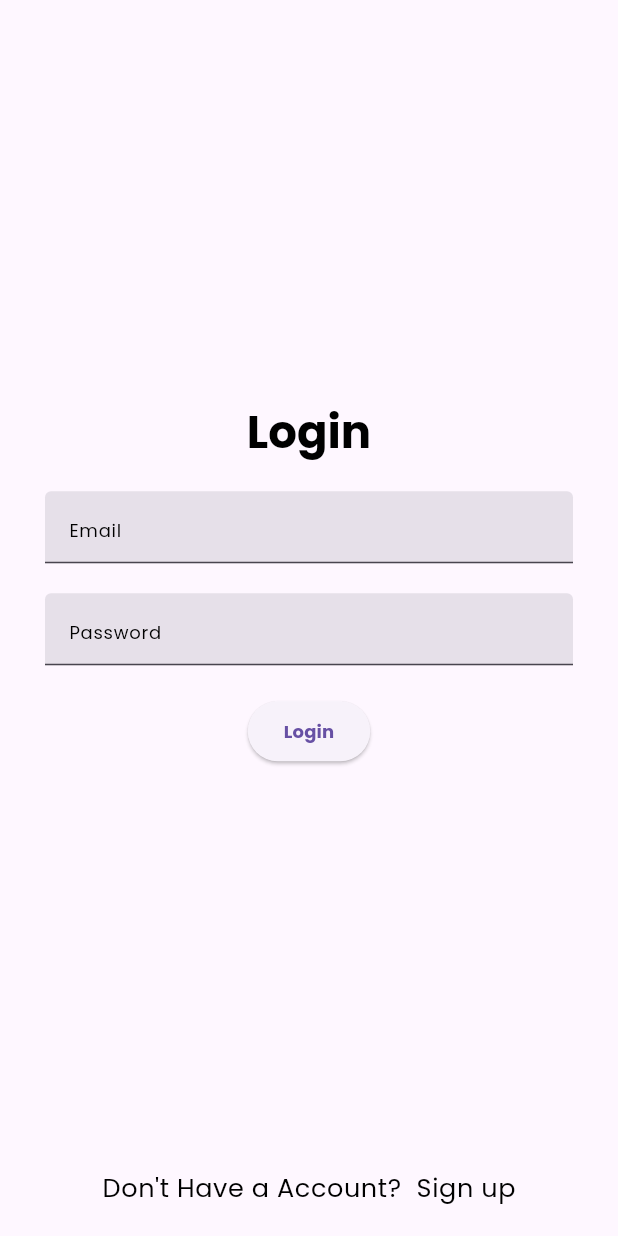
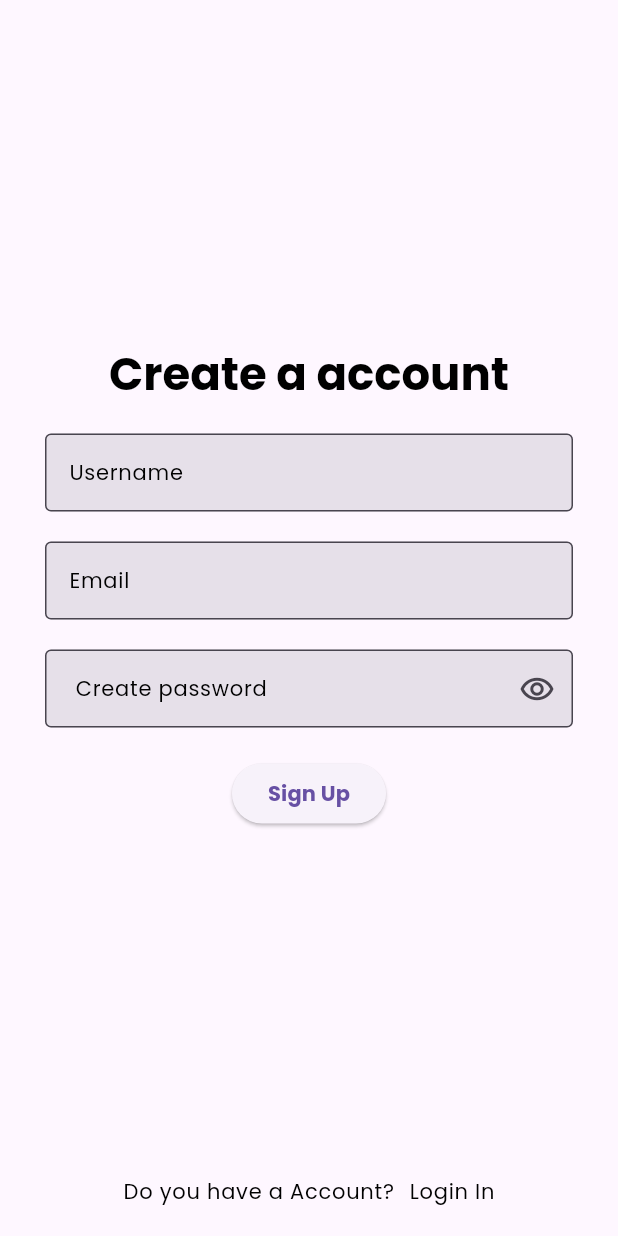
Before and after one commit to mohansriram-r/login_bloc-repo, a Flutter app: the screen it shows after launch, on a phone screen of 412 x 824 dp. Run offline on Flutter 3.47's test engine with Material 3 defaults, Android fonts, the phone set to English and light mode, and no system bars; our stand-ins replace bloc, firebase_auth, firebase_core, flutter_bloc; accounts and stored records are empty.

Commit message:
Signup Screen Completed

```diff
--- a/login_bloc/lib/app.dart
+++ b/login_bloc/lib/app.dart
@@ -2,6 +2,8 @@ import 'package:flutter/material.dart';
 import 'package:flutter_bloc/flutter_bloc.dart';
 import 'package:login_bloc/presentation/login_screen/bloc/login_bloc.dart';
 import 'package:login_bloc/presentation/login_screen/login_screen.dart';
+import 'package:login_bloc/presentation/signup_screen/bloc/signup_bloc.dart';
+import 'package:login_bloc/presentation/signup_screen/signup_screen.dart';
 import 'package:login_bloc/utils/theme/theme.dart';
 
 class App extends StatelessWidget {
@@ -9,12 +11,19 @@ class App extends StatelessWidget {
 
   @override
   Widget build(BuildContext context) {
-    return BlocProvider(
-      create: (context) => LoginBloc(),
+    return MultiBlocProvider(
+      providers: [
+        BlocProvider(
+          create: (context) => LoginBloc(),
+        ),
+        BlocProvider(
+          create: (context) => SignupBloc(),
+        ),
+      ],
       child: MaterialApp(
         debugShowCheckedModeBanner: false,
         theme: CTheme.themeData,
-        home: LoginScreen(),
+        home: SignupScreen(),
       ),
     );
   }
--- /dev/null
+++ b/login_bloc/lib/presentation/custom_wideget/text_field.dart
@@ -0,0 +1,68 @@
+import 'package:flutter/material.dart';
+
+class CTextField extends StatefulWidget {
+  const CTextField({
+    super.key,
+    required this.emailController,
+    this.isPass = false,
+    this.passwordVisiable = false,
+    required this.hintText,
+  });
+
+  final TextEditingController emailController;
+  final bool isPass;
+  final bool passwordVisiable;
+  final String hintText;
+
+  @override
+  State<CTextField> createState() => _CTextFieldState();
+}
+
+class _CTextFieldState extends State<CTextField> {
+  late bool _isVisible;
+
+  @override
+  void initState() {
+    _isVisible = false;
+    super.initState();
+  }
+
+  void _toggleVisibility() {
+    setState(() {
+      _isVisible = !_isVisible;
+    });
+  }
+
+  @override
+  Widget build(BuildContext context) {
+    return TextField(
+      controller: widget.emailController,
+      keyboardType: widget.isPass
+          ? TextInputType.visiblePassword
+          : TextInputType.emailAddress,
+      obscureText: widget.isPass ? !_isVisible : false,
+      style: Theme.of(context).textTheme.labelSmall,
+      decoration: InputDecoration(
+        hintText: widget.hintText,
+        hintStyle: Theme.of(context).textTheme.labelSmall,
+        filled: true,
+        border: const OutlineInputBorder(
+          borderSide: BorderSide(color: Colors.black),
+        ),
+        focusedBorder: const OutlineInputBorder(
+          borderSide: BorderSide(color: Colors.black),
+        ),
+        suffixIcon: widget.isPass
+            ? IconButton(
+                onPressed: () {
+                  _toggleVisibility();
+                },
+                icon: !_isVisible
+                    ? const Icon(Icons.remove_red_eye_outlined)
+                    : const Icon(Icons.remove_red_eye_rounded),
+              )
+            : null,
+      ),
+    );
+  }
+}
--- a/login_bloc/lib/presentation/home_screen/home_screen.dart
+++ b/login_bloc/lib/presentation/home_screen/home_screen.dart
@@ -5,6 +5,10 @@ class HomeScreen extends StatelessWidget {
 
   @override
   Widget build(BuildContext context) {
-    return const Placeholder();
+    return const Scaffold(
+      body: Center(
+        child: Text('Home Page'),
+      ),
+    );
   }
 }
--- a/login_bloc/lib/presentation/login_screen/bloc/login_bloc.dart
+++ b/login_bloc/lib/presentation/login_screen/bloc/login_bloc.dart
@@ -27,13 +27,13 @@ class LoginBloc extends Bloc<LoginEvent, LoginState> {
     Emitter<LoginState> emit,
   ) async {
     emit(LoginLoading());
-    String res = await _authService.createUser(
+    String res = await _authService.login(
       email: event.email,
       password: event.password,
     );
 
     if (res == 'sucess') {
-      emit(LoginLoading());
+      emit(LoginSucess());
     } else {
       emit(LoginFailure(error: res));
     }
--- a/login_bloc/lib/presentation/login_screen/bloc/login_state.dart
+++ b/login_bloc/lib/presentation/login_screen/bloc/login_state.dart
@@ -15,3 +15,5 @@ final class LoginFailure extends LoginState {
 }
 
 final class NavigationToSignUpScreen extends LoginState {}
+
+final class PasswordVisible extends LoginState {}
--- a/login_bloc/lib/presentation/login_screen/login_screen.dart
+++ b/login_bloc/lib/presentation/login_screen/login_screen.dart
@@ -1,5 +1,7 @@
 import 'package:flutter/material.dart';
 import 'package:flutter_bloc/flutter_bloc.dart';
+import 'package:login_bloc/presentation/custom_wideget/text_field.dart';
+import 'package:login_bloc/presentation/home_screen/home_screen.dart';
 import 'package:login_bloc/presentation/login_screen/bloc/login_bloc.dart';
 import 'package:login_bloc/presentation/signup_screen/signup_screen.dart';
 import 'package:login_bloc/utils/helper/helper.dart';
@@ -14,9 +16,11 @@ class LoginScreen extends StatelessWidget {
     return BlocConsumer<LoginBloc, LoginState>(
       listener: (context, state) {
         if (state is NavigationToSignUpScreen) {
-          _helper.navigationPush(context, const SignupScreen());
+          _helper.navigationPush(context, SignupScreen());
         } else if (state is LoginFailure) {
           _helper.showSnackBar(context, state.error);
+        } else if (state is LoginSucess) {
+          _helper.navigationPushReplacement(context, const HomeScreen());
         }
       },
       builder: (context, state) {
@@ -37,65 +41,40 @@ class LoginScreen extends StatelessWidget {
                 mainAxisAlignment: MainAxisAlignment.center,
                 children: [
                   Flexible(flex: 1, child: Container()),
-                  _loginText(context),
+                  Text(
+                    "Login",
+                    style: Theme.of(context).textTheme.headlineLarge,
+                  ),
                   const SizedBox(height: 20),
-                  _emailTextField(context),
+                  CTextField(
+                    emailController: _emailController,
+                    hintText: "Email",
+                  ),
                   const SizedBox(height: 20),
-                  _passwordTextField(context),
+                  CTextField(
+                    emailController: _passwordController,
+                    hintText: "Password",
+                    isPass: true,
+                  ),
                   const SizedBox(height: 20),
-                  _loginButton(context),
-                  Flexible(flex: 1, child: Container()),
-                  _signUpScreenButton(context),
-                  const SizedBox(height: 20),
-                ],
-              ),
-            ),
+                  ElevatedButton(
+                    onPressed: () {
+                      context.read<LoginBloc>().add(
+                            LoginButtonClicked(
+                              email: _emailController.text,
+                              password: _passwordController.text,
                             ),
                           );
                     },
-    );
-  }
-
-  Widget _loginText(BuildContext context) {
-    return Text(
-      "Login",
-      style: Theme.of(context).textTheme.headlineLarge,
-    );
-  }
-
-  Widget _emailTextField(BuildContext context) {
-    return TextField(
-      controller: _emailController,
-      decoration: InputDecoration(
-        hintText: "Email",
-        hintStyle: Theme.of(context).textTheme.labelSmall,
-        filled: true,
+                    child: const Text("Login"),
                   ),
-    );
-  }
-
-  Widget _passwordTextField(BuildContext context) {
-    return TextField(
-      controller: _passwordController,
-      decoration: InputDecoration(
-        hintText: "Password",
-        filled: true,
-        hintStyle: Theme.of(context).textTheme.labelSmall,
-      ),
-    );
-  }
-
-  Widget _loginButton(BuildContext context) {
-    return ElevatedButton(onPressed: () {}, child: const Text("Login"));
-  }
-
-  Widget _signUpScreenButton(BuildContext context) {
-    return Row(
+                  Flexible(flex: 1, child: Container()),
+                  Row(
                     mainAxisAlignment: MainAxisAlignment.center,
                     children: [
                       Text(
                         "Don't Have a Account?",
-          style: Theme.of(context).textTheme.bodySmall,
+                        style: Theme.of(context).textTheme.labelSmall,
                       ),
                       const SizedBox(
                         width: 10,
@@ -106,10 +85,18 @@ class LoginScreen extends StatelessWidget {
                         },
                         child: Text(
                           "Sign up",
-            style: Theme.of(context).textTheme.bodySmall,
+                          style: Theme.of(context).textTheme.labelSmall,
                         ),
                       )
                     ],
+                  ),
+                  const SizedBox(height: 20),
+                ],
+              ),
+            ),
+          ),
+        );
+      },
     );
   }
 }
--- a/login_bloc/lib/presentation/signup_screen/signup_screen.dart
+++ b/login_bloc/lib/presentation/signup_screen/signup_screen.dart
@@ -1,10 +1,100 @@
 import 'package:flutter/material.dart';
+import 'package:flutter_bloc/flutter_bloc.dart';
+import 'package:login_bloc/presentation/custom_wideget/text_field.dart';
+import 'package:login_bloc/presentation/home_screen/home_screen.dart';
+import 'package:login_bloc/presentation/login_screen/login_screen.dart';
+import 'package:login_bloc/presentation/signup_screen/bloc/signup_bloc.dart';
+import 'package:login_bloc/utils/helper/helper.dart';
 
 class SignupScreen extends StatelessWidget {
-  const SignupScreen({super.key});
+  SignupScreen({super.key});
+
+  final TextEditingController _emailController = TextEditingController();
+  final TextEditingController _passwordController = TextEditingController();
+  final TextEditingController _userNameController = TextEditingController();
+  final Helper _helper = Helper();
 
   @override
   Widget build(BuildContext context) {
-    return Scaffold();
+    return BlocConsumer<SignupBloc, SignupState>(
+      listener: (context, state) {
+        if (state is LoginNavigation) {
+          _helper.navigationPushReplacement(context, LoginScreen());
+        } else if (state is SignupFailure) {
+          _helper.showSnackBar(context, state.error);
+        } else if (state is SignupSucess) {
+          _helper.navigationPushReplacement(context, const HomeScreen());
+        }
+      },
+      builder: (context, state) {
+        return Scaffold(
+          body: Center(
+            child: Padding(
+              padding: const EdgeInsets.symmetric(horizontal: 30),
+              child: Column(
+                mainAxisAlignment: MainAxisAlignment.center,
+                children: [
+                  Flexible(flex: 1, child: Container()),
+                  Text(
+                    "Create a account",
+                    style: Theme.of(context).textTheme.headlineLarge,
+                  ),
+                  const SizedBox(height: 20),
+                  CTextField(
+                    emailController: _userNameController,
+                    hintText: "Username",
+                  ),
+                  const SizedBox(height: 20),
+                  CTextField(
+                    emailController: _emailController,
+                    hintText: "Email",
+                  ),
+                  const SizedBox(height: 20),
+                  CTextField(
+                    emailController: _passwordController,
+                    hintText: " Create password",
+                    isPass: true,
+                  ),
+                  const SizedBox(height: 20),
+                  ElevatedButton(
+                    onPressed: () {
+                      context.read<SignupBloc>().add(
+                            SignUpButtonClicked(
+                                email: _emailController.text,
+                                password: _passwordController.text),
+                          );
+                    },
+                    child: const Text("Sign Up"),
+                  ),
+                  Flexible(flex: 1, child: Container()),
+                  Row(
+                    mainAxisAlignment: MainAxisAlignment.center,
+                    children: [
+                      Text(
+                        "Do you have a Account?",
+                        style: Theme.of(context).textTheme.labelSmall,
+                      ),
+                      const SizedBox(
+                        width: 10,
+                      ),
+                      GestureDetector(
+                        onTap: () {
+                          context.read<SignupBloc>().add(LoginButtonClicked());
+                        },
+                        child: Text(
+                          "Login In",
+                          style: Theme.of(context).textTheme.labelSmall,
+                        ),
+                      )
+                    ],
+                  ),
+                  const SizedBox(height: 20),
+                ],
+              ),
+            ),
+          ),
+        );
+      },
+    );
   }
 }
--- a/login_bloc/lib/utils/theme/custom_theme_data/text_theme.dart
+++ b/login_bloc/lib/utils/theme/custom_theme_data/text_theme.dart
@@ -36,17 +36,17 @@ class CTextTheme {
     ),
     labelLarge: const TextStyle().copyWith(
       color: Colors.black,
-      fontSize: 12,
+      fontSize: 14,
       fontWeight: FontWeight.w700,
     ),
     labelMedium: const TextStyle().copyWith(
       color: Colors.black,
-      fontSize: 12,
+      fontSize: 14,
       fontWeight: FontWeight.w600,
     ),
     labelSmall: const TextStyle().copyWith(
       color: Colors.black,
-      fontSize: 12,
+      fontSize: 14,
       fontWeight: FontWeight.w400,
     ),
   );
```
Also changed, not shown: login_bloc/lib/copilot.txt (added, +260 -0 lines). Lines whose indentation alone changed are shown as unchanged.
